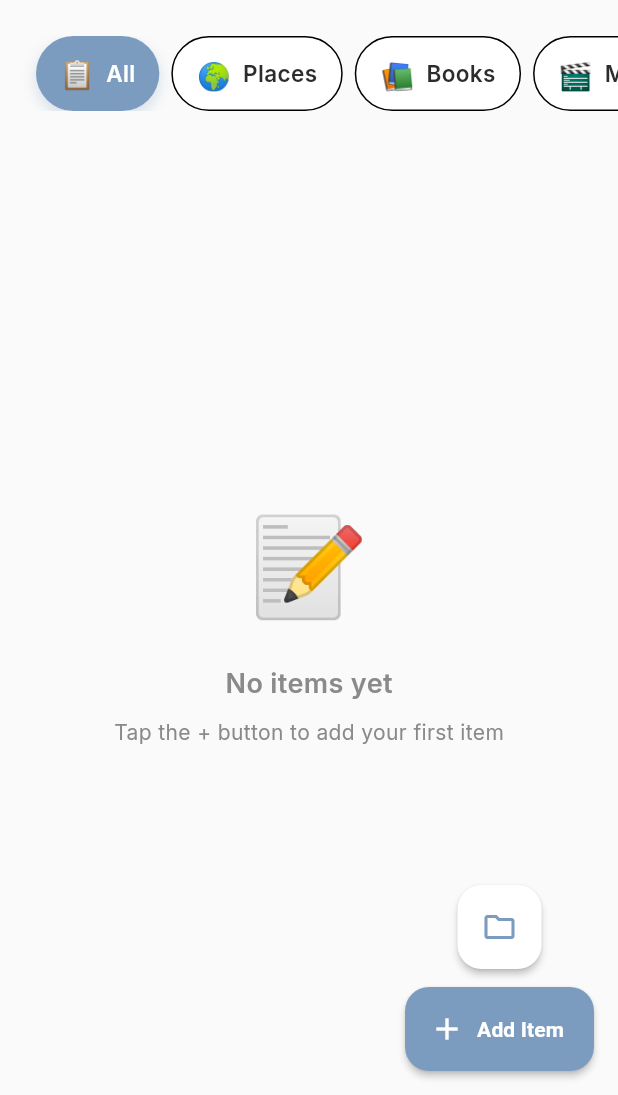
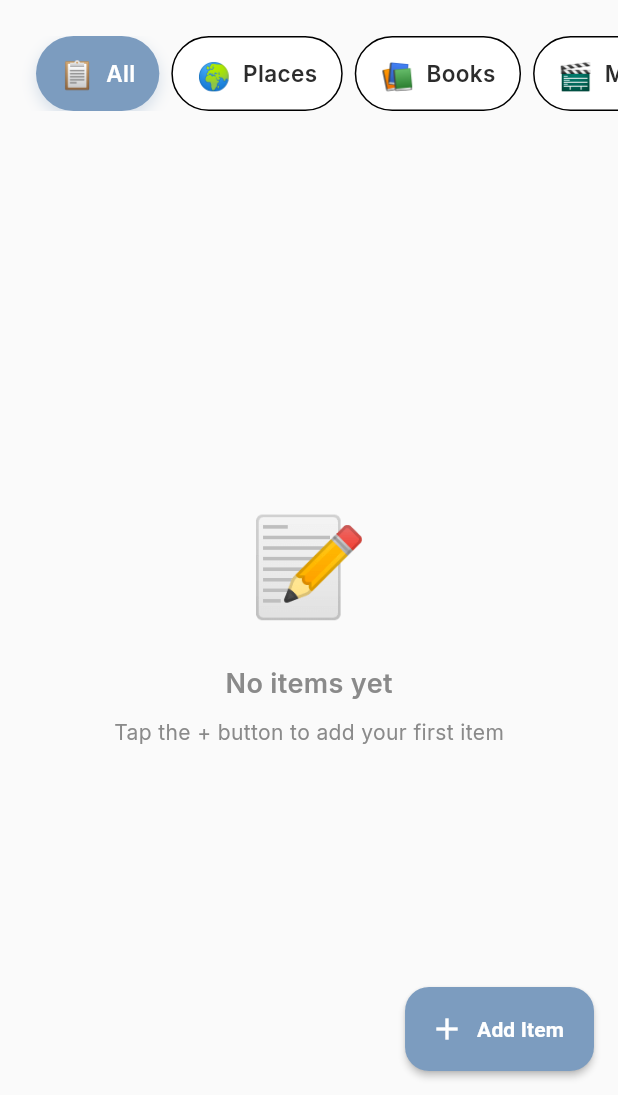
Before and after one commit to rafsal3/Bucketlist, a Flutter app: the screen it shows after launch, on a phone screen of 412 x 824 dp, the part 141-1236 px from its top. Run offline on Flutter 3.47's test engine with Material 3 defaults, Android fonts, the phone set to English and light mode, and no system bars; our stand-ins replace google_fonts, shared_preferences.

Commit message:
feat: Add HomeScreen for bucket list display with category tabs, item management, settings, and navigation to a new ManageCategoriesScreen.

```diff
--- a/lib/screens/home_screen.dart
+++ b/lib/screens/home_screen.dart
@@ -3,7 +3,6 @@ import 'package:provider/provider.dart';
 import '../providers/app_state.dart';
 import '../models/category_model.dart';
 import '../widgets/add_movie_modal.dart';
-import '../widgets/add_category_modal.dart';
 import '../widgets/add_item_modal.dart';
 import '../widgets/checklist_item_card.dart';
 import '../widgets/progress_ring.dart';
@@ -198,27 +197,7 @@ class _HomeScreenState extends State<HomeScreen> {
           },
         ),
       ),
-      floatingActionButton: Column(
-        mainAxisSize: MainAxisSize.min,
-        children: [
-          // Add Category button
-          FloatingActionButton(
-            heroTag: 'add_category',
-            onPressed: () {
-              showModalBottomSheet(
-                context: context,
-                isScrollControlled: true,
-                backgroundColor: Colors.transparent,
-                builder: (context) => AddCategoryModal(),
-              );
-            },
-            backgroundColor: Theme.of(context).cardColor,
-            child: Icon(Icons.folder_outlined,
-                color: Theme.of(context).colorScheme.primary),
-          ),
-          SizedBox(height: 12),
-          // Add Item button
-          Consumer<AppState>(
+      floatingActionButton: Consumer<AppState>(
         builder: (context, appState, child) {
           final currentCategoryId = _getCurrentCategoryId(appState);
           final isMoviesCategory = currentCategoryId == 'default_movies';
@@ -258,8 +237,6 @@ class _HomeScreenState extends State<HomeScreen> {
             ),
           );
         },
-          ),
-        ],
       ),
     );
   }
```
Also changed, not shown: lib/screens/manage_categories_screen.dart (+13 -0 lines). Lines whose indentation alone changed are shown as unchanged.
